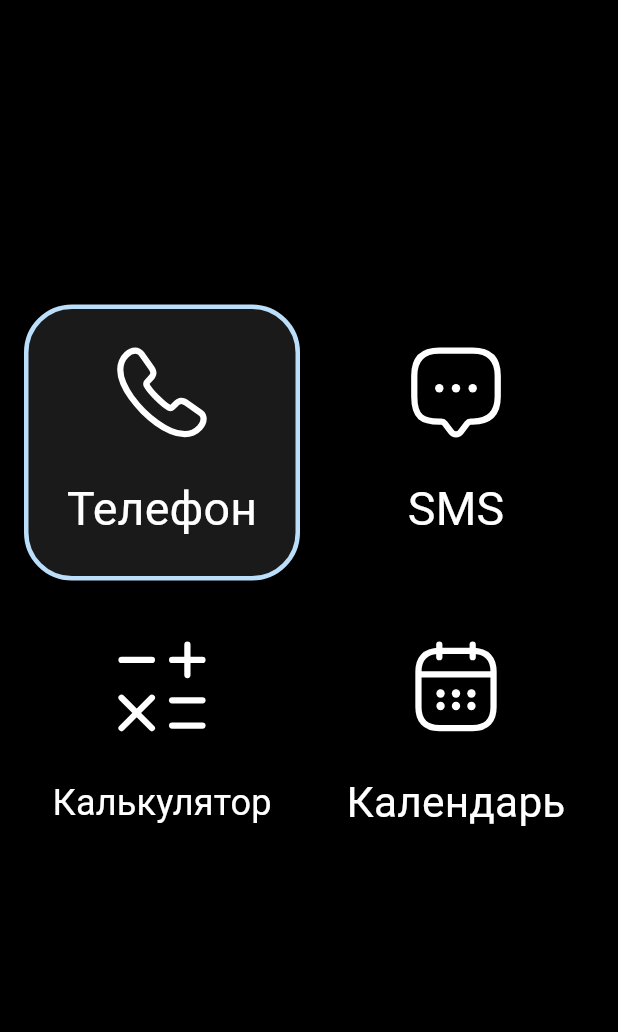
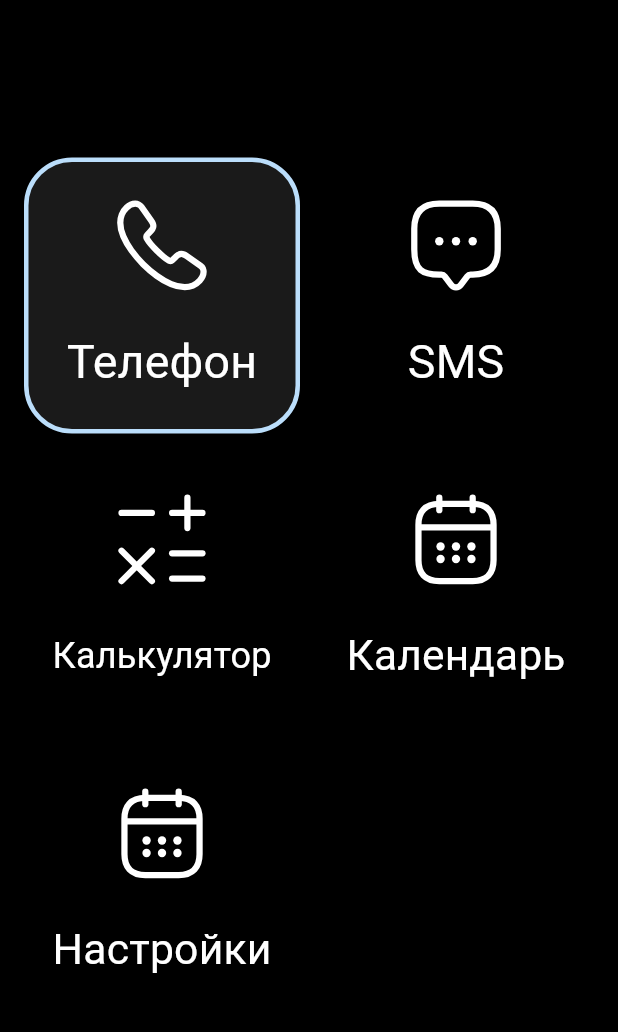
Before and after one commit to efsfssf/MyAndroidLauncherForJena, a Flutter app: the HomeScreen screen opened by its route, on a phone screen of 412 x 824 dp, the part 66-1098 px from its top. Run offline on Flutter 3.47's test engine with Material 3 defaults, Android fonts, the phone set to English and light mode, and no system bars; our stand-ins replace auto_route, battery_plus, dio, flutter_svg, get_it, injectable and 2 more; missing offline and left inert: android_intent_plus, device_apps, device_policy_manager, install_plugin; network calls fail.

Commit message:
Добавлена страница настроек. Пока пустая

```diff
--- a/lib/app/ui/components/apps_grid.dart
+++ b/lib/app/ui/components/apps_grid.dart
@@ -3,15 +3,20 @@ import 'package:launcher1/app/ui/components/apps_item_view.dart';
 import 'package:launcher1/app/ui/components/scroll_effect.dart';
 import 'package:launcher1/gen/assets.gen.dart';
 
+import '../../../feature/router/domain/app_router.dart';
+import '../../di/init_di.dart';
+
 class AppItem {
   final String title;
   final String package;
   final String icon;
+  final VoidCallback? action;
 
   AppItem({
     required this.title,
     required this.package,
     required this.icon,
+    this.action,
   });
 }
 
@@ -43,6 +48,12 @@ class _AppsGridState extends State<AppsGrid> {
       title: 'Календарь',
       package: 'com.android.calendar',
       icon: Assets.images.icCalendar,
+    ),
+    AppItem(
+      title: 'Настройки',
+      package: '',
+      icon: Assets.images.icCalendar,
+      action: () => locator.get<AppRouter>().replace(const SettingsRoute()),
     )
   ];
 
--- a/lib/app/ui/main_app_builder.dart
+++ b/lib/app/ui/main_app_builder.dart
@@ -31,7 +31,7 @@ class MainAppBuilder implements AppBuilder {
 
     return _GlobalProviders(
       child: MaterialApp.router(
-        debugShowCheckedModeBanner: false,
+        debugShowCheckedModeBanner: true,
         key: navigatorKey,
         // debugShowCheckedModeBanner: false,
 
--- a/lib/app/ui/screen/all_apps_menu_screen.dart
+++ b/lib/app/ui/screen/all_apps_menu_screen.dart
@@ -339,7 +339,7 @@ class _AppItemViewState extends State<_AppItemView> {
   void _handleKeyPress(RawKeyEvent event) {
     if (event.runtimeType != RawKeyDownEvent) return;
 
-    if (event.logicalKey == LogicalKeyboardKey.select) {
+    if (event.logicalKey == LogicalKeyboardKey.select || event.logicalKey == LogicalKeyboardKey.enter) {
       _openApp();
     }
   }
--- a/lib/feature/router/domain/app_router.dart
+++ b/lib/feature/router/domain/app_router.dart
@@ -4,6 +4,8 @@ import 'package:launcher1/app/ui/screen/all_apps_menu_screen.dart';
 import 'package:launcher1/app/ui/screen/home_screen.dart';
 import 'package:launcher1/app/ui/screen/lock_screen.dart';
 import 'package:launcher1/feature/router/presentation/anim/fade_route.dart';
+
+import '../../../app/ui/screen/settings_screen.dart';
 
 part 'app_router.gr.dart';
 
@@ -31,6 +33,12 @@ class AppRouter extends _$AppRouter {
           page: AllAppsMenuRoute.page,
           transitionsBuilder: _fadeAnim,
         ),
+        CustomRoute(
+          barrierColor: Colors.black,
+          path: SettingsScreen.path,
+          page: SettingsRoute.page,
+          transitionsBuilder: _fadeAnim,
+        ),
         RedirectRoute(path: '*', redirectTo: '/'),
       ];
 
```
Also changed, not shown: lib/app/ui/components/apps_item_view.dart (+6 -2 lines), lib/app/ui/screen/settings_screen.dart (added, +24 -0 lines), lib/feature/router/domain/app_router.gr.dart, pubspec.lock, 2 other files.
